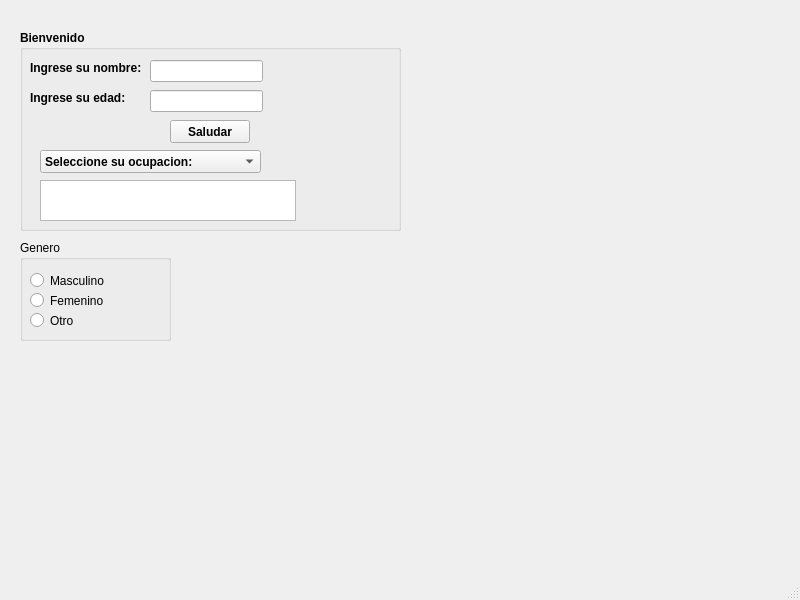
This is Clase/mainwindow.ui in PastaFosil/POOE as Qt 5 draws it before an edit. The edited form follows.
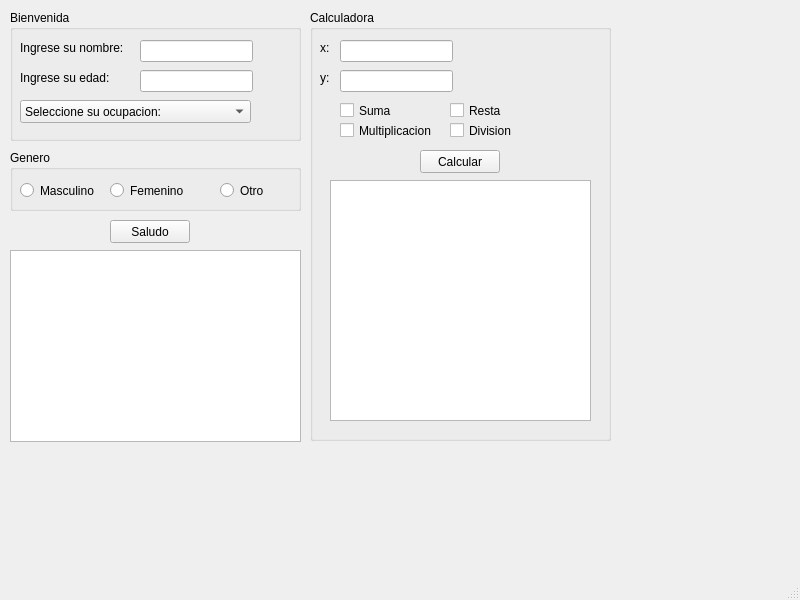
This is the edited form.

What changed in the file:
```diff
--- a/Clase/mainwindow.ui
+++ b/Clase/mainwindow.ui
@@ -17,40 +17,15 @@
    <widget class="QGroupBox" name="groupBox">
     <property name="geometry">
      <rect>
-      <x>20</x>
-      <y>30</y>
-      <width>381</width>
-      <height>201</height>
+      <x>10</x>
+      <y>10</y>
+      <width>291</width>
+      <height>131</height>
      </rect>
     </property>
-    <property name="font">
-     <font>
-      <bold>true</bold>
-     </font>
-    </property>
     <property name="title">
-     <string>Bienvenido</string>
+     <string>Bienvenida</string>
     </property>
-    <widget class="QLineEdit" name="name">
-     <property name="geometry">
-      <rect>
-       <x>130</x>
-       <y>30</y>
-       <width>113</width>
-       <height>22</height>
-      </rect>
-     </property>
-    </widget>
-    <widget class="QLineEdit" name="age">
-     <property name="geometry">
-      <rect>
-       <x>130</x>
-       <y>60</y>
-       <width>113</width>
-       <height>22</height>
-      </rect>
-     </property>
-    </widget>
     <widget class="QLabel" name="label">
      <property name="geometry">
       <rect>
@@ -61,7 +36,27 @@
       </rect>
      </property>
      <property name="text">
-      <string>&lt;html&gt;&lt;head/&gt;&lt;body&gt;&lt;p&gt;&lt;span style=&quot; font-weight:700;&quot;&gt;Ingrese su nombre:&lt;/span&gt;&lt;/p&gt;&lt;/body&gt;&lt;/html&gt;</string>
+      <string>Ingrese su nombre:</string>
+     </property>
+    </widget>
+    <widget class="QLineEdit" name="name">
+     <property name="geometry">
+      <rect>
+       <x>130</x>
+       <y>30</y>
+       <width>113</width>
+       <height>22</height>
+      </rect>
+     </property>
+    </widget>
+    <widget class="QLineEdit" name="age">
+     <property name="geometry">
+      <rect>
+       <x>130</x>
+       <y>60</y>
+       <width>113</width>
+       <height>22</height>
+      </rect>
      </property>
     </widget>
     <widget class="QLabel" name="label_2">
@@ -69,43 +64,20 @@
       <rect>
        <x>10</x>
        <y>60</y>
-       <width>111</width>
+       <width>101</width>
        <height>16</height>
       </rect>
      </property>
      <property name="text">
-      <string>&lt;html&gt;&lt;head/&gt;&lt;body&gt;&lt;p&gt;&lt;span style=&quot; font-weight:700;&quot;&gt;Ingrese su edad:&lt;/span&gt;&lt;/p&gt;&lt;/body&gt;&lt;/html&gt;</string>
-     </property>
-    </widget>
-    <widget class="QPushButton" name="pushButton">
-     <property name="geometry">
-      <rect>
-       <x>150</x>
-       <y>90</y>
-       <width>80</width>
-       <height>23</height>
-      </rect>
-     </property>
-     <property name="text">
-      <string>Saludar</string>
-     </property>
-    </widget>
-    <widget class="QListWidget" name="list_bienvenida">
-     <property name="geometry">
-      <rect>
-       <x>20</x>
-       <y>150</y>
-       <width>256</width>
-       <height>41</height>
-      </rect>
+      <string>Ingrese su edad:</string>
      </property>
     </widget>
     <widget class="QComboBox" name="comboBox_ocupacion">
      <property name="geometry">
       <rect>
-       <x>20</x>
-       <y>120</y>
-       <width>221</width>
+       <x>10</x>
+       <y>90</y>
+       <width>231</width>
        <height>23</height>
       </rect>
      </property>
@@ -119,11 +91,6 @@
        <string>Abogado</string>
       </property>
      </item>
-     <item>
-      <property name="text">
-       <string>Fisico</string>
-      </property>
-     </item>
      <item>
       <property name="text">
        <string>Medico</string>
@@ -131,7 +98,12 @@
      </item>
      <item>
       <property name="text">
-       <string>Ingeniero</string>
+       <string>Fisico</string>
+      </property>
+     </item>
+     <item>
+      <property name="text">
+       <string>Estudiante</string>
       </property>
      </item>
      <item>
@@ -144,16 +116,16 @@
    <widget class="QGroupBox" name="groupBox_2">
     <property name="geometry">
      <rect>
-      <x>20</x>
-      <y>240</y>
-      <width>151</width>
-      <height>101</height>
+      <x>10</x>
+      <y>150</y>
+      <width>291</width>
+      <height>61</height>
      </rect>
     </property>
     <property name="title">
      <string>Genero</string>
     </property>
-    <widget class="QRadioButton" name="radioMasculino">
+    <widget class="QRadioButton" name="radioButton_masculino">
      <property name="geometry">
       <rect>
        <x>10</x>
@@ -166,11 +138,11 @@
       <string>Masculino</string>
      </property>
     </widget>
-    <widget class="QRadioButton" name="radioFemenino">
+    <widget class="QRadioButton" name="radioButton_femenino">
      <property name="geometry">
       <rect>
-       <x>10</x>
-       <y>50</y>
+       <x>100</x>
+       <y>30</y>
        <width>100</width>
        <height>21</height>
       </rect>
@@ -179,12 +151,12 @@
       <string>Femenino</string>
      </property>
     </widget>
-    <widget class="QRadioButton" name="radioOtro">
+    <widget class="QRadioButton" name="radioButton_otro">
      <property name="geometry">
       <rect>
-       <x>10</x>
-       <y>70</y>
-       <width>100</width>
+       <x>210</x>
+       <y>30</y>
+       <width>61</width>
        <height>21</height>
       </rect>
      </property>
@@ -193,6 +165,163 @@
      </property>
     </widget>
    </widget>
+   <widget class="QListWidget" name="listWidget_bienvenida">
+    <property name="geometry">
+     <rect>
+      <x>10</x>
+      <y>250</y>
+      <width>291</width>
+      <height>192</height>
+     </rect>
+    </property>
+   </widget>
+   <widget class="QPushButton" name="pushButton_saludo">
+    <property name="geometry">
+     <rect>
+      <x>110</x>
+      <y>220</y>
+      <width>80</width>
+      <height>23</height>
+     </rect>
+    </property>
+    <property name="text">
+     <string>Saludo</string>
+    </property>
+   </widget>
+   <widget class="QGroupBox" name="groupBox_3">
+    <property name="geometry">
+     <rect>
+      <x>310</x>
+      <y>10</y>
+      <width>301</width>
+      <height>431</height>
+     </rect>
+    </property>
+    <property name="title">
+     <string>Calculadora</string>
+    </property>
+    <widget class="QLineEdit" name="x">
+     <property name="geometry">
+      <rect>
+       <x>30</x>
+       <y>30</y>
+       <width>113</width>
+       <height>22</height>
+      </rect>
+     </property>
+    </widget>
+    <widget class="QLineEdit" name="y">
+     <property name="geometry">
+      <rect>
+       <x>30</x>
+       <y>60</y>
+       <width>113</width>
+       <height>22</height>
+      </rect>
+     </property>
+    </widget>
+    <widget class="QLabel" name="label_3">
+     <property name="geometry">
+      <rect>
+       <x>10</x>
+       <y>30</y>
+       <width>16</width>
+       <height>16</height>
+      </rect>
+     </property>
+     <property name="text">
+      <string>x:</string>
+     </property>
+    </widget>
+    <widget class="QLabel" name="label_4">
+     <property name="geometry">
+      <rect>
+       <x>10</x>
+       <y>60</y>
+       <width>16</width>
+       <height>16</height>
+      </rect>
+     </property>
+     <property name="text">
+      <string>y:</string>
+     </property>
+    </widget>
+    <widget class="QCheckBox" name="checkBox_suma">
+     <property name="geometry">
+      <rect>
+       <x>30</x>
+       <y>90</y>
+       <width>83</width>
+       <height>21</height>
+      </rect>
+     </property>
+     <property name="text">
+      <string>Suma</string>
+     </property>
+    </widget>
+    <widget class="QCheckBox" name="checkBox_resta">
+     <property name="geometry">
+      <rect>
+       <x>140</x>
+       <y>90</y>
+       <width>83</width>
+       <height>21</height>
+      </rect>
+     </property>
+     <property name="text">
+      <string>Resta</string>
+     </property>
+    </widget>
+    <widget class="QCheckBox" name="checkBox_multiplicacion">
+     <property name="geometry">
+      <rect>
+       <x>30</x>
+       <y>110</y>
+       <width>111</width>
+       <height>21</height>
+      </rect>
+     </property>
+     <property name="text">
+      <string>Multiplicacion</string>
+     </property>
+    </widget>
+    <widget class="QCheckBox" name="checkBox_division">
+     <property name="geometry">
+      <rect>
+       <x>140</x>
+       <y>110</y>
+       <width>83</width>
+       <height>21</height>
+      </rect>
+     </property>
+     <property name="text">
+      <string>Division</string>
+     </property>
+    </widget>
+    <widget class="QPushButton" name="pushButton_calcular">
+     <property name="geometry">
+      <rect>
+       <x>110</x>
+       <y>140</y>
+       <width>80</width>
+       <height>23</height>
+      </rect>
+     </property>
+     <property name="text">
+      <string>Calcular</string>
+     </property>
+    </widget>
+    <widget class="QListWidget" name="listWidget_calcular">
+     <property name="geometry">
+      <rect>
+       <x>20</x>
+       <y>170</y>
+       <width>261</width>
+       <height>241</height>
+      </rect>
+     </property>
+    </widget>
+   </widget>
   </widget>
   <widget class="QMenuBar" name="menubar">
    <property name="geometry">
```
